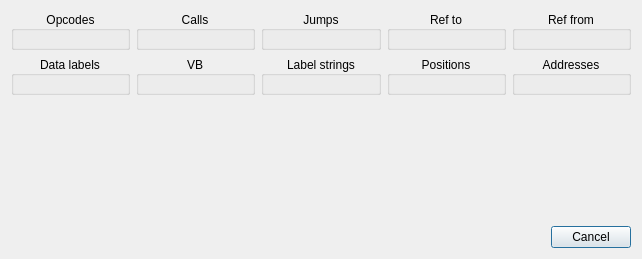
This is dialogdisasmprocess.ui in horsicq/XDisasm as Qt 5 draws it before an edit. The edited form follows.
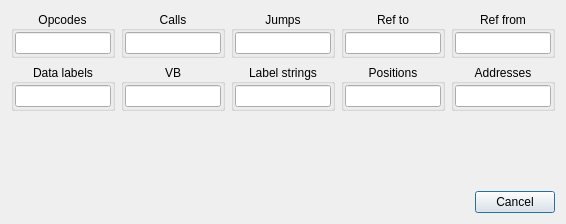
This is the edited form.

Patch:
```diff
--- a/dialogdisasmprocess.ui
+++ b/dialogdisasmprocess.ui
@@ -6,8 +6,8 @@
    <rect>
     <x>0</x>
     <y>0</y>
-    <width>642</width>
-    <height>259</height>
+    <width>566</width>
+    <height>224</height>
    </rect>
   </property>
   <property name="windowTitle">
@@ -41,13 +41,13 @@
          <number>1</number>
         </property>
         <item>
-         <widget class="QLabel" name="labelOpcodes">
-          <property name="text">
-           <string/>
-          </property>
+         <widget class="QLineEdit" name="lineEditOpcodes">
           <property name="alignment">
            <set>Qt::AlignCenter</set>
           </property>
+          <property name="readOnly">
+           <bool>true</bool>
+          </property>
          </widget>
         </item>
        </layout>
@@ -78,13 +78,13 @@
          <number>1</number>
         </property>
         <item>
-         <widget class="QLabel" name="labelCalls">
-          <property name="text">
-           <string/>
-          </property>
+         <widget class="QLineEdit" name="lineEditCalls">
           <property name="alignment">
            <set>Qt::AlignCenter</set>
           </property>
+          <property name="readOnly">
+           <bool>true</bool>
+          </property>
          </widget>
         </item>
        </layout>
@@ -115,13 +115,13 @@
          <number>1</number>
         </property>
         <item>
-         <widget class="QLabel" name="labelJumps">
-          <property name="text">
-           <string/>
-          </property>
+         <widget class="QLineEdit" name="lineEditJumps">
           <property name="alignment">
            <set>Qt::AlignCenter</set>
           </property>
+          <property name="readOnly">
+           <bool>true</bool>
+          </property>
          </widget>
         </item>
        </layout>
@@ -152,13 +152,13 @@
          <number>1</number>
         </property>
         <item>
-         <widget class="QLabel" name="labelRefTo">
-          <property name="text">
-           <string/>
-          </property>
+         <widget class="QLineEdit" name="lineEditRefTo">
           <property name="alignment">
            <set>Qt::AlignCenter</set>
           </property>
+          <property name="readOnly">
+           <bool>true</bool>
+          </property>
          </widget>
         </item>
        </layout>
@@ -189,13 +189,13 @@
          <number>1</number>
         </property>
         <item>
-         <widget class="QLabel" name="labelRefFrom">
-          <property name="text">
-           <string/>
-          </property>
+         <widget class="QLineEdit" name="lineEditRefFrom">
           <property name="alignment">
            <set>Qt::AlignCenter</set>
           </property>
+          <property name="readOnly">
+           <bool>true</bool>
+          </property>
          </widget>
         </item>
        </layout>
@@ -230,13 +230,13 @@
          <number>1</number>
         </property>
         <item>
-         <widget class="QLabel" name="labelDataLabels">
-          <property name="text">
-           <string/>
-          </property>
+         <widget class="QLineEdit" name="lineEditDataLabels">
           <property name="alignment">
            <set>Qt::AlignCenter</set>
           </property>
+          <property name="readOnly">
+           <bool>true</bool>
+          </property>
          </widget>
         </item>
        </layout>
@@ -267,13 +267,13 @@
          <number>1</number>
         </property>
         <item>
-         <widget class="QLabel" name="labelVB">
-          <property name="text">
-           <string/>
-          </property>
+         <widget class="QLineEdit" name="lineEditVB">
           <property name="alignment">
            <set>Qt::AlignCenter</set>
           </property>
+          <property name="readOnly">
+           <bool>true</bool>
+          </property>
          </widget>
         </item>
        </layout>
@@ -304,13 +304,13 @@
          <number>1</number>
         </property>
         <item>
-         <widget class="QLabel" name="labelLabelStrings">
-          <property name="text">
-           <string/>
-          </property>
+         <widget class="QLineEdit" name="lineEditStrings">
           <property name="alignment">
            <set>Qt::AlignCenter</set>
           </property>
+          <property name="readOnly">
+           <bool>true</bool>
+          </property>
          </widget>
         </item>
        </layout>
@@ -341,13 +341,13 @@
          <number>1</number>
         </property>
         <item>
-         <widget class="QLabel" name="labelPositions">
-          <property name="text">
-           <string/>
-          </property>
+         <widget class="QLineEdit" name="lineEditPositions">
           <property name="alignment">
            <set>Qt::AlignCenter</set>
           </property>
+          <property name="readOnly">
+           <bool>true</bool>
+          </property>
          </widget>
         </item>
        </layout>
@@ -378,13 +378,13 @@
          <number>1</number>
         </property>
         <item>
-         <widget class="QLabel" name="labelAddresses">
-          <property name="text">
-           <string/>
-          </property>
+         <widget class="QLineEdit" name="lineEditAddresses">
           <property name="alignment">
            <set>Qt::AlignCenter</set>
           </property>
+          <property name="readOnly">
+           <bool>true</bool>
+          </property>
          </widget>
         </item>
        </layout>
```
